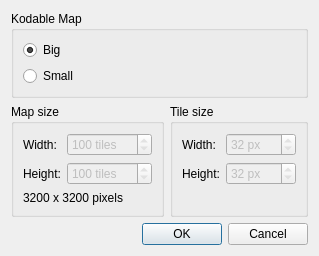
Before: the Qt Designer form src/tiled/newmapdialog.ui in jaman1020/tiled, drawn with Qt 5.
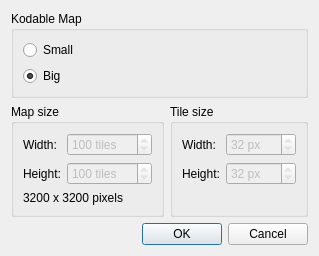
After: the same form once the commit is applied.

Commit message:
Swapped around Big and Small and renamed default layers
Also added some common properties to the 'Meta' layer and made it
invisible by default.

```diff
--- a/src/tiled/newmapdialog.ui
+++ b/src/tiled/newmapdialog.ui
@@ -212,6 +212,13 @@
       <string>Kodable Map</string>
      </property>
      <layout class="QVBoxLayout" name="verticalLayout">
+      <item>
+       <widget class="QRadioButton" name="radioButtonSmallMap">
+        <property name="text">
+         <string>Small</string>
+        </property>
+       </widget>
+      </item>
       <item>
        <widget class="QRadioButton" name="radioButtonBigMap">
         <property name="text">
@@ -222,13 +229,6 @@
         </property>
        </widget>
       </item>
-      <item>
-       <widget class="QRadioButton" name="radioButtonSmallMap">
-        <property name="text">
-         <string>Small</string>
-        </property>
-       </widget>
-      </item>
      </layout>
     </widget>
    </item>
```
The commit also changes 1 other file.
